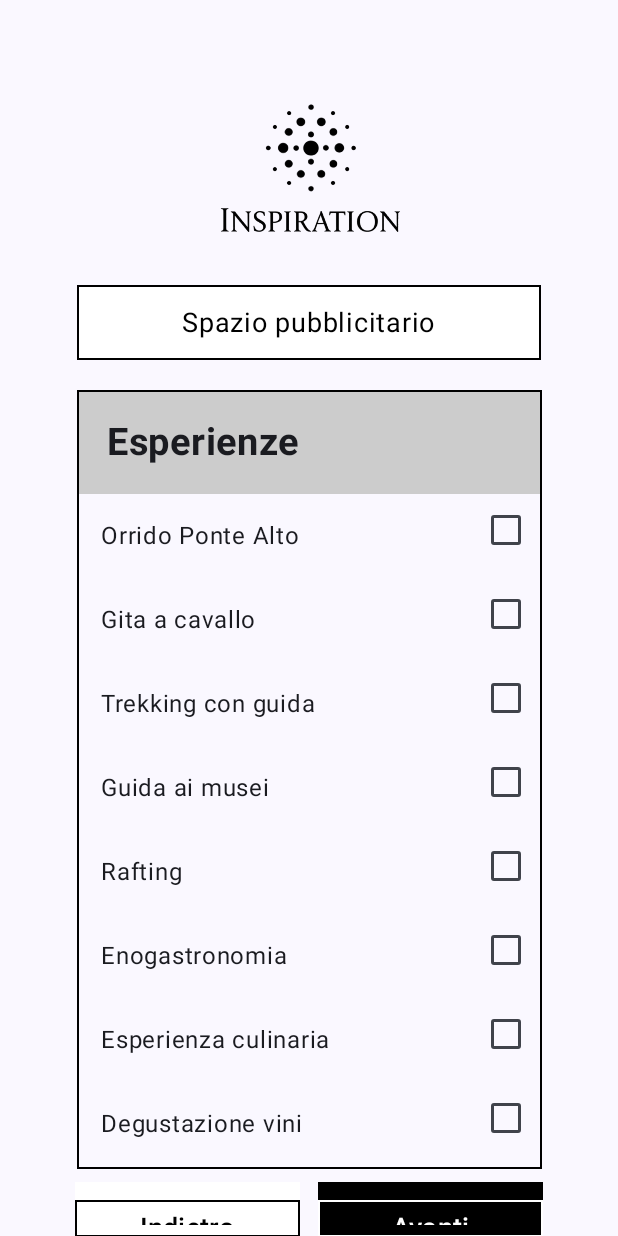
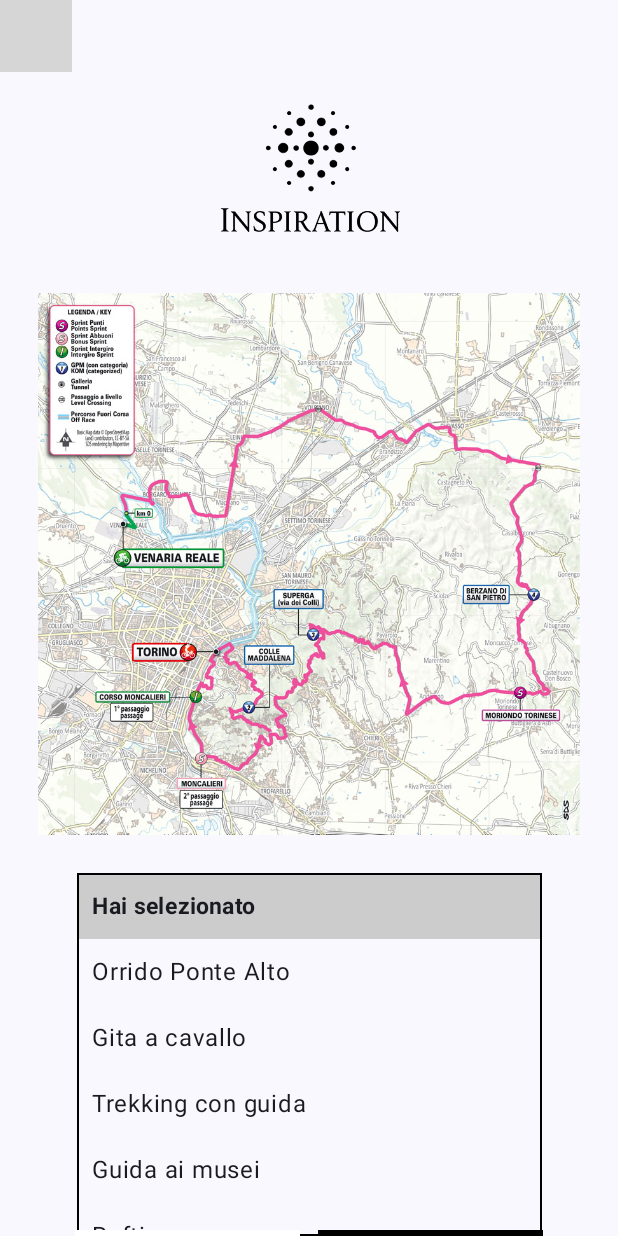
Before and after one commit to AlessioTW/Inspiration, an Android app built with Jetpack Compose: the screen it shows after launch (MainActivity), on a phone screen of 412 x 824 dp. Run offline under Robolectric (Android 15) with nearby library versions, the phone set to English and light mode, and no system bars; 1 statement that could not run was skipped; grey boxes are pictures that could not be loaded.

Commit message:
Suddivisione files

```diff
--- a/app/src/main/java/com/example/inspiration/InspirationScreen.kt
+++ b/app/src/main/java/com/example/inspiration/InspirationScreen.kt
@@ -1,10 +1,12 @@
 package com.example.inspiration
 
-/*import androidx.compose.runtime.Composable
+import androidx.compose.runtime.Composable
 import androidx.lifecycle.ViewModel
 import androidx.navigation.NavHostController
 import androidx.navigation.compose.rememberNavController
+import com.example.inspiration.ui.InspirationViewModel
 
 @Composable
 fun InspirationApp (
-    viewModel: InspirationViewModel = viewModel(), navController: NavHostController = rememberNavController())*/
+    viewModel: InspirationViewModel = viewModel(),
+    navController: NavHostController = rememberNavController())
--- a/app/src/main/java/com/example/inspiration/MainActivity.kt
+++ b/app/src/main/java/com/example/inspiration/MainActivity.kt
@@ -68,6 +68,8 @@ class MainActivity : ComponentActivity() {
         enableEdgeToEdge()
         setContent {
             InspirationTheme {
+                InspirationApp()
+
                 Scaffold(modifier = Modifier
                     .fillMaxSize()
                     .background(Color.White)) {
@@ -84,11 +86,14 @@ class MainActivity : ComponentActivity() {
 
 
                         Logo2()
-                        SpazioPubblicitarioBox2()
+                        //SpazioPubblicitarioBox2()
+                        Map()
+                        SelectedItems("Hai selezionato", Datasource().loadExperiences())
+                        NavigationButtonsRow(text1 = "Avvia percorso", text2 = "Condividi")
                         //MainColumn("Luoghi", Datasource().loadPlaces())
                         //MainColumn("Eventi", Datasource().loadEvents())
-                        MainColumn("Esperienze", Datasource().loadExperiences())
-                        NavigationButtonsRow()
+                        // MainColumn("Esperienze", Datasource().loadExperiences())
+                        // NavigationButtonsRow()
 
 
                         // 3 pagina
@@ -239,9 +244,10 @@ fun Logo2 () {
 fun SpazioPubblicitarioBox2() {
     Box(
         modifier = Modifier
-            .width(400.dp)
-            .height(90.dp)
-            .padding(vertical = 20.dp, horizontal = 45.dp)
+            .width(500.dp)
+            .height(85.dp)
+            .padding(top = 5.dp, bottom = 5.dp)
+            .padding(horizontal = 45.dp)
             .border(1.dp, Color.Black)
             .background(Color.White),
         contentAlignment = Alignment.Center
@@ -268,15 +274,14 @@ fun NavigationButton(text: String, backgroundColor: Color, mainColor: Color) {
         ) {
             Text(
                 text = text,
-                fontSize = 18.sp,
+                fontSize = 15.sp,
                 color = mainColor,
             )
         }
     }
-
 }
 // seconda pagina
-
+/*
 
 @Composable
 fun MainColumn (text: String, listItem: List<Item>) {
@@ -337,30 +342,6 @@ fun PlaceElem(place: Item) {
     }
 }
 
-@Composable
-fun NavigationButtonsRow() {
-    Row(
-        modifier = Modifier
-            .fillMaxWidth()
-            .padding(horizontal = 50.dp),
-        horizontalArrangement = Arrangement.SpaceBetween
-    ) {
-        NavigationButton(
-            text = "Indietro",
-            backgroundColor = Color.White,
-            mainColor = Color.Black
-        )
-        NavigationButton(
-            text = "Avanti",
-            backgroundColor = Color.Black,
-            mainColor = Color.White
-        )
-    }
-}
-
-
-
-
 // pagina dettagli
 
 @Composable
@@ -413,3 +394,89 @@ fun DetailsColumn (titolo: String, @DrawableRes imageId:Int, imageDescription: S
         }
     }
 }
+
+
+ */
+
+@Composable
+fun NavigationButtonsRow(text1: String, text2: String) {
+    Row(
+        modifier = Modifier
+            .fillMaxWidth()
+            .padding(horizontal = 50.dp),
+        horizontalArrangement = Arrangement.SpaceBetween
+    ) {
+        NavigationButton(
+            text = text1,
+            backgroundColor = Color.White,
+            mainColor = Color.Black
+        )
+        NavigationButton(
+            text = text2,
+            backgroundColor = Color.Black,
+            mainColor = Color.White
+        )
+    }
+}
+
+@Composable
+fun Map() {
+    Image (
+        modifier = Modifier.padding(25.dp),
+        painter = painterResource(R.drawable.giro2024_piemonte_venaria_torino_mappa_completa),
+        contentDescription = "Mappa",
+        contentScale = ContentScale.Fit
+    )
+}
+
+@Composable
+fun SelectedItems (text: String, listItem: List<Item>) {
+    Column (
+        modifier = Modifier
+            .border(
+                width = 1.dp,
+                color = Color.Black,
+                shape = RectangleShape
+            )
+            .width(310.dp),
+    ) {
+        Text (
+            text = text,
+            modifier = Modifier
+                .background(color = Color.LightGray)
+                .padding(10.dp)
+                .fillMaxWidth(),
+            fontWeight = FontWeight.Bold,
+            fontSize = 15.sp,
+        )
+        Surface(
+            modifier = Modifier.height(200.dp),
+        ) {
+            PlaceList(
+                placeList = listItem
+            )
+        }
+    }
+}
+
+@Composable
+fun PlaceList (placeList: List<Item>) {
+    LazyColumn {
+        items (placeList) { singlePlace ->
+            PlaceElem(
+                place = singlePlace,
+            )
+        }
+    }
+}
+
+@Composable
+fun PlaceElem(place: Item) {
+
+     Row{
+        Text (
+            text = LocalContext.current.getString(place.stringResourceId),
+            modifier = Modifier.padding(10.dp)
+        )
+    }
+}
```
Also changed, not shown: app/src/main/java/com/example/inspiration/data/InspirationUiState.kt (added, +11 -0 lines), app/src/main/java/com/example/inspiration/ui/InspirationViewModel.kt (added, +48 -0 lines), app/src/main/res/drawable-nodpi/giro2024_piemonte_venaria_torino_mappa_completa.jpeg (added).
